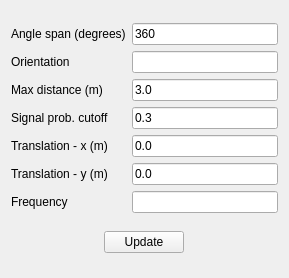
Above: stdr_gui/ui/rfidAntennaProperties.ui from stdr-simulator-ros-pkg/stdr_simulator before the change. Below: the same form after it.
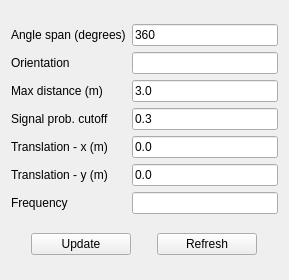
That is the form after the change.

Commit message: Full RFID tag and readers support

```diff
--- a/stdr_gui/ui/rfidAntennaProperties.ui
+++ b/stdr_gui/ui/rfidAntennaProperties.ui
@@ -7,7 +7,7 @@
     <x>0</x>
     <y>0</y>
     <width>289</width>
-    <height>278</height>
+    <height>280</height>
    </rect>
   </property>
   <property name="windowTitle">
@@ -114,7 +114,9 @@
      </item>
     </layout>
    </item>
-   <item row="1" column="0" alignment="Qt::AlignHCenter">
+   <item row="1" column="0">
+    <layout class="QHBoxLayout" name="horizontalLayout">
+     <item>
     <widget class="QPushButton" name="pushButton">
      <property name="maximumSize">
       <size>
@@ -127,7 +129,28 @@
      </property>
     </widget>
    </item>
-  </layout>
+     <item>
+      <widget class="QPushButton" name="refreshRfid">
+       <property name="minimumSize">
+        <size>
+         <width>100</width>
+         <height>0</height>
+        </size>
+       </property>
+       <property name="maximumSize">
+        <size>
+         <width>100</width>
+         <height>16777215</height>
+        </size>
+       </property>
+       <property name="text">
+        <string>Refresh</string>
+       </property>
+      </widget>
+     </item>
+    </layout>
+   </item>
+  </layout>
  </widget>
  <resources/>
  <connections/>
```
Left out of the diff: 11 changed lines with no effect on the pictures. Lines whose indentation alone changed are shown as unchanged. The commit also changes 9 other files.
